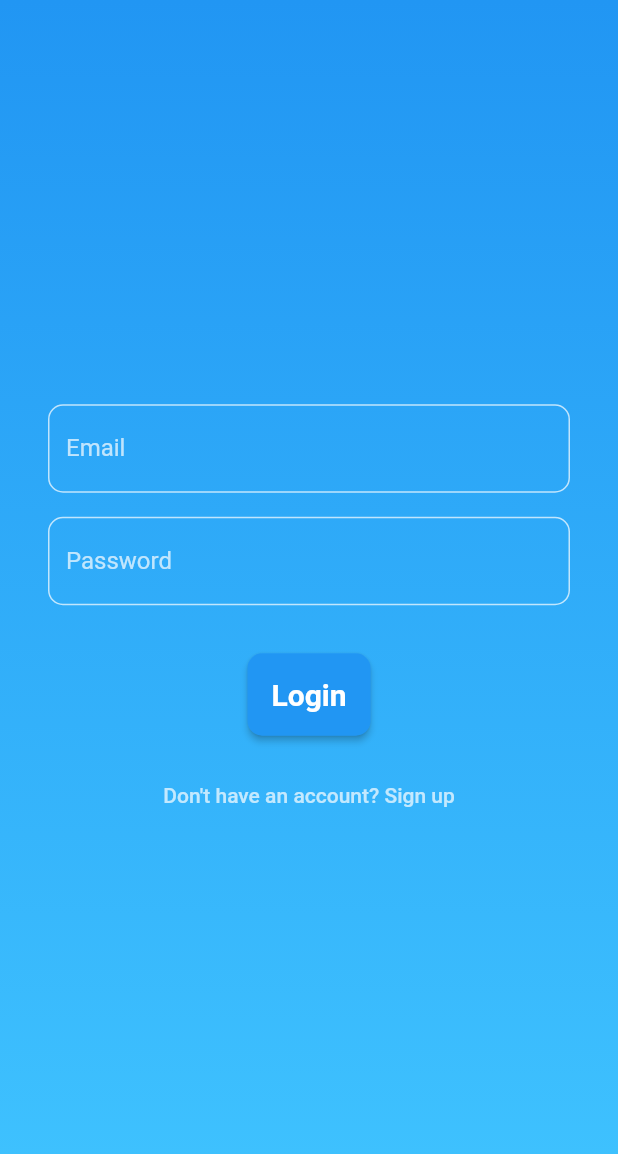
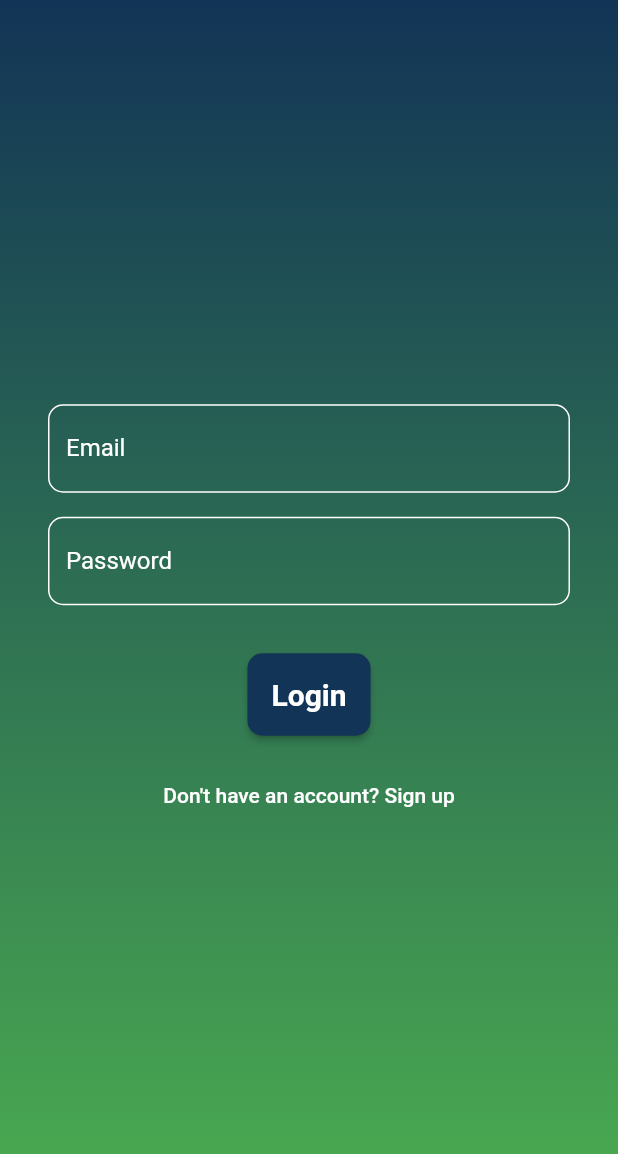
Before and after one commit to itsabhi-at/flutter_application_1, a Flutter app: the screen it shows after launch, on a phone screen of 412 x 824 dp. Shown: the top 1154 px of the screen. Run offline on Flutter 3.47's test engine with Material 2 defaults, Android fonts, the phone set to English and light mode, and no system bars; Roboto replaces fonts that are missing (Montserrat).

Commit message:
theme data added

```diff
--- /dev/null
+++ b/lib/Theme/CustomColor.dart
@@ -0,0 +1,33 @@
+import 'package:flutter/material.dart';
+
+MaterialColor myCustomColor = MaterialColor(
+  0xFF123456, // Replace with your desired primary color value
+  <int, Color>{
+    50: Color(0xFF123456).withOpacity(0.1),
+    100: Color(0xFF123456).withOpacity(0.2),
+    200: Color(0xFF123456).withOpacity(0.3),
+    300: Color(0xFF123456).withOpacity(0.4),
+    400: Color(0xFF123456).withOpacity(0.5),
+    500: Color(0xFF123456).withOpacity(0.6),
+    600: Color(0xFF123456).withOpacity(0.7),
+    700: Color(0xFF123456).withOpacity(0.8),
+    800: Color(0xFF123456).withOpacity(0.9),
+    900: Color(0xFF123456),
+  },
+);
+
+ColorScheme myCustomColorScheme = ColorScheme(
+  primary: myCustomColor,
+  primaryContainer: myCustomColor[700],
+  secondary: Colors.green,
+  secondaryContainer: Colors.green[700],
+  background: Colors.white,
+  surface: Colors.white,
+  onBackground: Colors.black,
+  onSurface: Colors.black,
+  onError: Color.fromARGB(255, 255, 0, 0),
+  onPrimary: Colors.white,
+  onSecondary: Colors.white,
+  brightness: Brightness.light,
+  error: Colors.red,
+);
--- a/lib/main.dart
+++ b/lib/main.dart
@@ -1,6 +1,7 @@
 import 'dart:async';
 
 import 'package:flutter/material.dart';
+import 'package:flutter_application_1/Theme/CustomColor.dart';
 
 void main() {
   runApp(MyApp());
@@ -12,15 +13,18 @@ class MyApp extends StatelessWidget {
     return MaterialApp(
       title: 'Flutter Login Demo',
       theme: ThemeData(
+        colorScheme: myCustomColorScheme,
         primarySwatch: Colors.blue,
         visualDensity: VisualDensity.adaptivePlatformDensity,
         inputDecorationTheme: InputDecorationTheme(
           border: OutlineInputBorder(
-            borderSide: BorderSide(color: Colors.white),
+            borderSide:
+                BorderSide(color: Theme.of(context).colorScheme.primary),
             borderRadius: BorderRadius.circular(10),
           ),
         ),
       ),
+      debugShowCheckedModeBanner: false,
       initialRoute: LoginPage.routeName,
       routes: {
         LoginPage.routeName: (context) => LoginPage(),
@@ -64,7 +68,10 @@ class _LoginPageState extends State<LoginPage> {
       body: Container(
         decoration: BoxDecoration(
           gradient: LinearGradient(
-            colors: [Colors.blue, Colors.lightBlueAccent],
+            colors: [
+              Theme.of(context).colorScheme.primary,
+              Theme.of(context).colorScheme.secondary
+            ],
             begin: Alignment.topCenter,
             end: Alignment.bottomCenter,
           ),
@@ -80,17 +87,21 @@ class _LoginPageState extends State<LoginPage> {
                   decoration: InputDecoration(
                     labelText: 'Email',
                     labelStyle: TextStyle(
-                      color: Colors.white70,
+                      color: Theme.of(context).colorScheme.onPrimary,
                       fontFamily: 'Montserrat',
                     ),
                     enabledBorder: OutlineInputBorder(
                       borderSide: BorderSide(
-                        color: _showError ? Colors.red : Colors.white70,
+                        color: _showError
+                            ? Theme.of(context).colorScheme.onError
+                            : Theme.of(context).colorScheme.onPrimary,
                       ),
                       borderRadius: BorderRadius.circular(10),
                     ),
                     focusedBorder: OutlineInputBorder(
-                      borderSide: BorderSide(color: Colors.white),
+                      borderSide: BorderSide(
+                        color: Theme.of(context).colorScheme.onPrimary,
+                      ),
                       borderRadius: BorderRadius.circular(10),
                     ),
                   ),
@@ -107,17 +118,21 @@ class _LoginPageState extends State<LoginPage> {
                   decoration: InputDecoration(
                     labelText: 'Password',
                     labelStyle: TextStyle(
-                      color: Colors.white70,
+                      color: Theme.of(context).colorScheme.onPrimary,
                       fontFamily: 'Montserrat',
                     ),
                     enabledBorder: OutlineInputBorder(
                       borderSide: BorderSide(
-                        color: _showError ? Colors.red : Colors.white70,
+                        color: _showError
+                            ? Theme.of(context).colorScheme.onError
+                            : Theme.of(context).colorScheme.onPrimary,
                       ),
                       borderRadius: BorderRadius.circular(10),
                     ),
                     focusedBorder: OutlineInputBorder(
-                      borderSide: BorderSide(color: Colors.white),
+                      borderSide: BorderSide(
+                        color: Theme.of(context).colorScheme.onPrimary,
+                      ),
                       borderRadius: BorderRadius.circular(10),
                     ),
                   ),
@@ -141,25 +156,26 @@ class _LoginPageState extends State<LoginPage> {
                             });
                           }
                         },
+                  style: ElevatedButton.styleFrom(
+                    shape: RoundedRectangleBorder(
+                      borderRadius: BorderRadius.circular(10),
+                    ),
+                  ),
                   child: Padding(
                     padding: EdgeInsets.symmetric(vertical: 16),
                     child: _isLoading
                         ? CircularProgressIndicator(
                             valueColor: AlwaysStoppedAnimation<Color>(
-                                Theme.of(context).primaryColor),
+                              Theme.of(context).colorScheme.onPrimary,
+                            ),
                           )
-                        : Text(
+                        : const Text(
                             'Login',
                             style: TextStyle(
                               fontSize: 20,
                               fontWeight: FontWeight.bold,
                             ),
                           ),
-                  ),
-                  style: ElevatedButton.styleFrom(
-                    shape: RoundedRectangleBorder(
-                      borderRadius: BorderRadius.circular(10),
-                    ),
                   ),
                 ),
                 SizedBox(height: 16),
@@ -172,11 +188,12 @@ class _LoginPageState extends State<LoginPage> {
                   child: Text(
                     'Don\'t have an account? Sign up',
                     style: TextStyle(
-                      color: Colors.white70,
+                      color: Theme.of(context).colorScheme.onPrimary,
                       fontFamily: 'Montserrat',
                     ),
                   ),
                 ),
+                const SizedBox()
               ],
             ),
           ),
```
